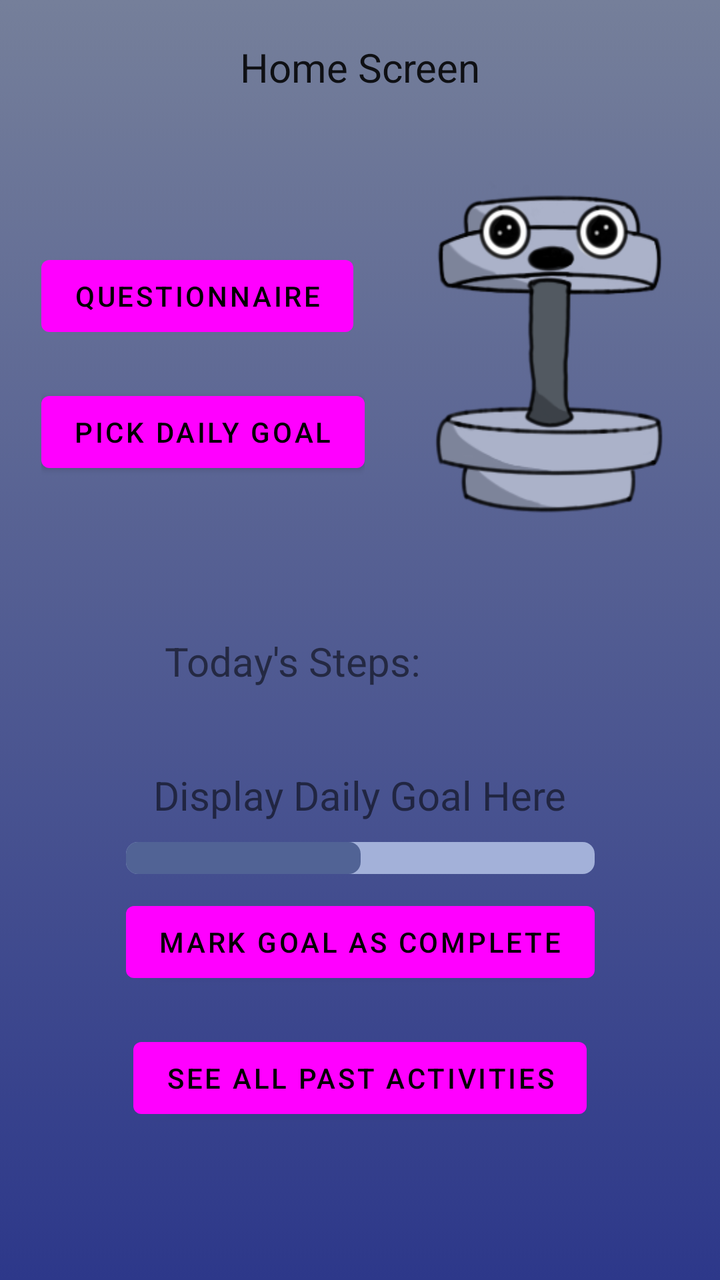
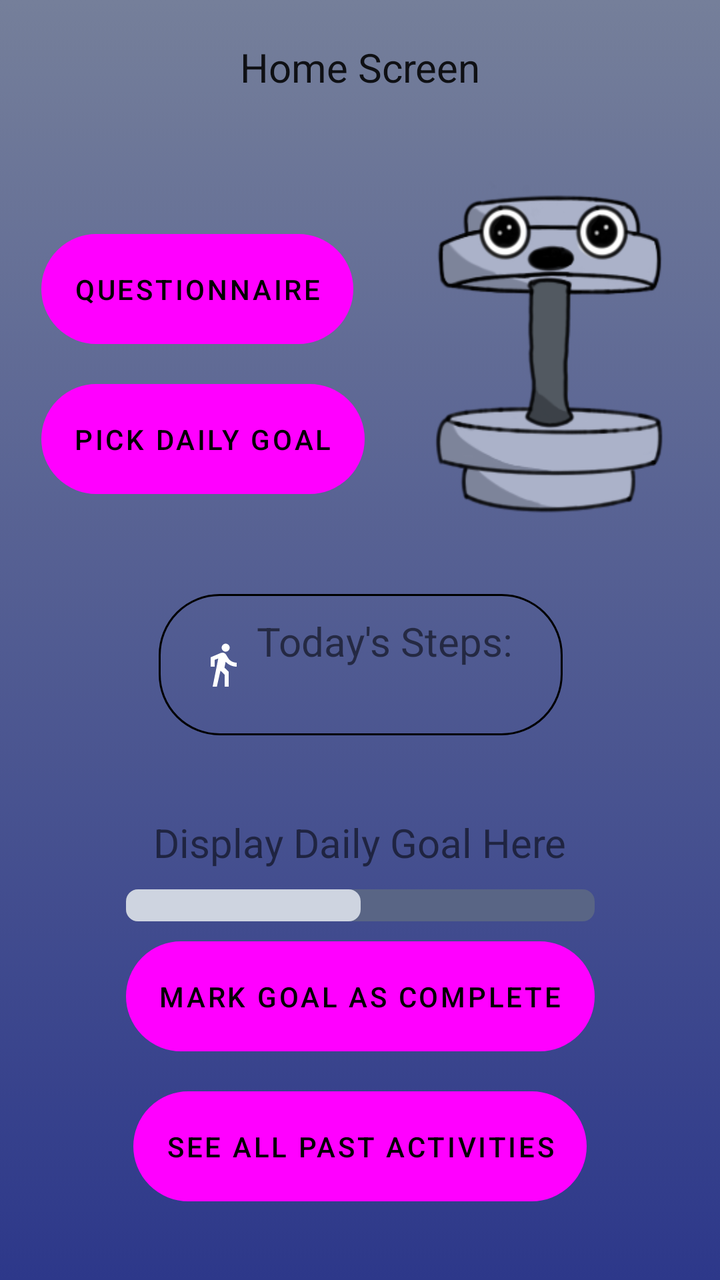

The first picture is an Android layout as it rendered before a commit; the second is the same layout after the commit. The layout source and the unified diff follow.
<!-- AndroidManifest.xml: application theme Theme.SELab23B02 -->
<!-- res/layout/fragment_home.xml -->
<?xml version="1.0" encoding="utf-8"?>
<androidx.constraintlayout.widget.ConstraintLayout xmlns:android="http://schemas.android.com/apk/res/android"
    xmlns:app="http://schemas.android.com/apk/res-auto"
    xmlns:tools="http://schemas.android.com/tools"
    android:layout_width="match_parent"
    android:layout_height="match_parent"
    tools:context=".HomeFragment"
    android:background="@drawable/blue_dark_mode_background"
    android:id="@+id/homeFragment">


    <ScrollView
        android:id="@+id/scrollViewHome"
        android:layout_width="match_parent"
        android:layout_height="match_parent"
        app:layout_constraintBottom_toBottomOf="parent"
        app:layout_constraintLeft_toLeftOf="parent"
        app:layout_constraintRight_toRightOf="parent"
        app:layout_constraintTop_toTopOf="parent">

        <androidx.constraintlayout.widget.ConstraintLayout
            android:layout_width="match_parent"
            android:layout_height="match_parent">

            <TextView
                android:id="@+id/tvHomeTitle"
                android:layout_width="wrap_content"
                android:layout_height="wrap_content"
                android:layout_gravity="center"
                android:layout_marginTop="20dp"
                android:text="Home Screen"
                android:textSize="20sp"
                android:textAppearance="?android:attr/textAppearanceLarge"

                app:layout_constraintLeft_toLeftOf="parent"
                app:layout_constraintRight_toRightOf="parent"
                app:layout_constraintTop_toTopOf="parent" />

            <LinearLayout

                android:id="@+id/linearLayoutHomeUpper"
                android:layout_width="wrap_content"
                android:layout_height="wrap_content"
                android:layout_marginTop="20dp"
                android:divider="@drawable/divider_big"
                android:gravity="center"
                android:orientation="horizontal"
                android:showDividers="middle"
                app:layout_constraintLeft_toLeftOf="parent"
                app:layout_constraintRight_toRightOf="parent"
                app:layout_constraintTop_toBottomOf="@id/tvHomeTitle">

                <LinearLayout
                    android:id="@+id/linearLayoutHomeLittleBeing"
                    android:layout_width="wrap_content"
                    android:layout_height="wrap_content"
                    android:layout_gravity="center"
                    android:orientation="vertical"
                    app:layout_constraintLeft_toLeftOf="parent"
                    app:layout_constraintRight_toRightOf="parent"
                    app:layout_constraintTop_toBottomOf="@id/buttonLittleBeing">

                    <Button
                        android:id="@+id/btHomeQuestionnaire"
                        android:layout_width="wrap_content"
                        android:layout_height="wrap_content"
                        android:layout_marginTop="20dp"
                        android:onClick="QuestionnaireClicked"
                        android:text="Questionnaire"

                        />

                    <Button
                        android:id="@+id/btHomeDailyGoal"
                        android:layout_width="wrap_content"
                        android:layout_height="wrap_content"
                        android:layout_marginTop="20dp"
                        android:onClick="PickDailyGoalClicked"
                        android:text="Pick Daily Goal" />
                </LinearLayout>

                <ImageButton
                    android:id="@+id/buttonLittleBeing"
                    android:layout_width="132dp"
                    android:layout_height="210dp"
                    android:background="@drawable/little_being" />
            </LinearLayout>

            <TextView
                android:id="@+id/textViewStepCount"
                android:layout_width="wrap_content"
                android:layout_height="wrap_content"
                android:layout_marginTop="40dp"
                android:text="Today's Steps: "
                android:textSize="20sp"
                app:layout_constraintLeft_toLeftOf="parent"
                app:layout_constraintRight_toRightOf="@id/linearLayoutHomeDailyGoal"
                app:layout_constraintTop_toBottomOf="@id/linearLayoutHomeUpper" />

            <LinearLayout
                android:id="@+id/linearLayoutHomeDailyGoal"
                android:layout_width="wrap_content"
                android:layout_height="wrap_content"
                android:layout_marginTop="40dp"
                android:divider="@drawable/divider"
                android:gravity="center"
                android:orientation="vertical"
                android:showDividers="middle"

                app:layout_constraintLeft_toLeftOf="parent"
                app:layout_constraintRight_toRightOf="parent"
                app:layout_constraintTop_toBottomOf="@+id/textViewStepCount">

                <TextView
                    android:id="@+id/DailyGoalTxt"
                    android:layout_width="wrap_content"
                    android:layout_height="wrap_content"
                    android:text="Display Daily Goal Here"
                    android:textSize="20sp" />

                <ProgressBar
                    android:id="@+id/DailyGoalProgressBar"
                    style="?android:progressBarStyleHorizontal"
                    android:layout_width="match_parent"
                    android:layout_height="wrap_content"
                    android:indeterminate="false"
                    android:max="100"
                    android:progress="50"
                    android:progressDrawable="@drawable/progress_bar_background" />

                <Button
                    android:id="@+id/btHomeGoalComplete"
                    android:layout_width="wrap_content"
                    android:layout_height="wrap_content"
                    android:onClick="markGoalAsCompleteClicked"
                    android:text="Mark Goal as Complete" />

            </LinearLayout>

            <Button
                android:id="@+id/SeeAllPastActivitiesButton"
                android:layout_width="wrap_content"
                android:layout_height="wrap_content"
                android:layout_marginTop="20dp"
                android:onClick="seeAllPastActivitiesClicked"
                android:text="See all past activities"
                app:layout_constraintBottom_toBottomOf="parent"
                app:layout_constraintLeft_toLeftOf="parent"
                app:layout_constraintRight_toRightOf="parent"
                app:layout_constraintTop_toBottomOf="@+id/linearLayoutHomeDailyGoal" />
        </androidx.constraintlayout.widget.ConstraintLayout>
    </ScrollView>

</androidx.constraintlayout.widget.ConstraintLayout>
<!-- resources referenced by this layout -->
<resources>
  <!-- drawable blue_dark_mode_background (drawable) -->
  <?xml version="1.0" encoding="utf-8"?>
  <selector xmlns:android="http://schemas.android.com/apk/res/android">
      <item>
          <shape>
              <gradient
                  android:type="linear"
                  android:startColor="#757F9A"
                  android:endColor="#2d388a"
                  android:angle="270"
                  />
          </shape>
      </item>
  </selector>
  <!-- drawable divider (drawable) -->
  <?xml version="1.0" encoding="utf-8"?>
  <shape xmlns:android="http://schemas.android.com/apk/res/android">
      <size
          android:height="10dp"
          android:width="5dp"
          />
  </shape>
  <!-- drawable divider_big (drawable) -->
  <?xml version="1.0" encoding="utf-8"?>
  <shape xmlns:android="http://schemas.android.com/apk/res/android">
      <size
          android:height="0dp"
          android:width="25dp"
          />
  </shape>
  <!-- drawable little_being: png bitmap (drawable, 34207 bytes) -->
  <!-- drawable progress_bar_background (drawable) -->
  <?xml version="1.0" encoding="utf-8"?>
  <layer-list xmlns:android="http://schemas.android.com/apk/res/android">
      <item android:id="@android:id/background">
          <shape android:shape="rectangle">
              <corners android:radius="6dp"/>
              <solid android:color="#a3b1d9"/>
          </shape>
      </item>
  
      <item android:id="@+id/progress">
          <scale android:scaleWidth="100%">
              <shape android:shape="rectangle">
                  <corners android:radius="6dp"/>
                  <solid android:color="@color/accent_color"/>
              </shape>
  
          </scale>
      </item>
  
  </layer-list>
  <style name="Theme.SELab23B02" parent="Theme.MaterialComponents.DayNight.DarkActionBar">
          
          <item name="colorPrimary">@color/off_white</item>
          <item name="colorPrimaryVariant">@color/accent_color</item>
          <item name="colorOnPrimary">@color/black</item>
          
          <item name="colorSecondary">@color/teal_200</item>
          <item name="colorSecondaryVariant">@color/teal_700</item>
          <item name="colorOnSecondary">@color/black</item>
          
          <item name="android:statusBarColor">@color/black</item>
          
      </style>
  <color name="accent_color">#516395</color>
  <color name="black">#FF000000</color>
  <color name="teal_200">#FF03DAC5</color>
  <color name="teal_700">#FF018786</color>
</resources>

<!-- the commit's change to res/layout/fragment_home.xml (unified diff, before → after) -->
@@ -67,7 +67,9 @@
                         android:layout_marginTop="20dp"
                         android:onClick="QuestionnaireClicked"
                         android:text="Questionnaire"
-
+                        android:paddingTop="12dp"
+                        android:paddingBottom="12dp"
+                        android:background="@drawable/step_count_border"
                         />
 
                     <Button
@@ -76,7 +78,10 @@
                         android:layout_height="wrap_content"
                         android:layout_marginTop="20dp"
                         android:onClick="PickDailyGoalClicked"
-                        android:text="Pick Daily Goal" />
+                        android:text="Pick Daily Goal"
+                        android:paddingTop="12dp"
+                        android:paddingBottom="12dp"
+                        android:background="@drawable/step_count_border"/>
                 </LinearLayout>
 
                 <ImageButton
@@ -86,16 +91,37 @@
                     android:background="@drawable/little_being" />
             </LinearLayout>
 
-            <TextView
-                android:id="@+id/textViewStepCount"
+            <LinearLayout
+                android:id="@+id/linearLayoutStepCount"
                 android:layout_width="wrap_content"
                 android:layout_height="wrap_content"
-                android:layout_marginTop="40dp"
-                android:text="Today's Steps: "
-                android:textSize="20sp"
-                app:layout_constraintLeft_toLeftOf="parent"
+                android:orientation="horizontal"
+                android:gravity="left"
+                android:divider="@drawable/divider"
+                android:showDividers="middle"
+                android:layout_marginTop="20dp"
+                android:background="@drawable/step_count_border"
+                android:paddingRight="20dp"
+
+                app:layout_constraintLeft_toLeftOf="@id/linearLayoutHomeDailyGoal"
                 app:layout_constraintRight_toRightOf="@id/linearLayoutHomeDailyGoal"
-                app:layout_constraintTop_toBottomOf="@id/linearLayoutHomeUpper" />
+                app:layout_constraintTop_toBottomOf="@id/linearLayoutHomeUpper">
+
+                <ImageView
+                    android:id="@+id/imageViewStepCount"
+                    android:layout_width="wrap_content"
+                    android:layout_height="wrap_content"
+                    android:src="@drawable/baseline_directions_walk_24_dark_mode"
+                    android:layout_gravity="center"/>
+
+                <TextView
+                    android:id="@+id/textViewStepCount"
+                    android:layout_width="wrap_content"
+                    android:layout_height="wrap_content"
+                    android:text="Today's Steps: \n"
+                    android:textSize="20sp"
+                    />
+            </LinearLayout>
 
             <LinearLayout
                 android:id="@+id/linearLayoutHomeDailyGoal"
@@ -109,7 +135,9 @@
 
                 app:layout_constraintLeft_toLeftOf="parent"
                 app:layout_constraintRight_toRightOf="parent"
-                app:layout_constraintTop_toBottomOf="@+id/textViewStepCount">
+                app:layout_constraintTop_toBottomOf="@+id/linearLayoutStepCount">
+
+
 
                 <TextView
                     android:id="@+id/DailyGoalTxt"
@@ -133,7 +161,11 @@
                     android:layout_width="wrap_content"
                     android:layout_height="wrap_content"
                     android:onClick="markGoalAsCompleteClicked"
-                    android:text="Mark Goal as Complete" />
+                    android:text="Mark Goal as Complete"
+                    android:paddingTop="12dp"
+                    android:paddingBottom="12dp"
+                    android:background="@drawable/step_count_border"
+                    />
 
             </LinearLayout>
 
@@ -144,6 +176,10 @@
                 android:layout_marginTop="20dp"
                 android:onClick="seeAllPastActivitiesClicked"
                 android:text="See all past activities"
+                android:paddingTop="12dp"
+                android:paddingBottom="12dp"
+                android:background="@drawable/step_count_border"
+
                 app:layout_constraintBottom_toBottomOf="parent"
                 app:layout_constraintLeft_toLeftOf="parent"
                 app:layout_constraintRight_toRightOf="parent"
<!-- resource entries referenced after the edit -->
@@ -1,5 +1,11 @@
 <!-- resources referenced by this layout -->
 <resources>
+  <!-- drawable baseline_directions_walk_24_dark_mode (drawable) -->
+  <vector android:autoMirrored="true" android:height="24dp"
+      android:tint="#FFFFFF" android:viewportHeight="24"
+      android:viewportWidth="24" android:width="24dp" xmlns:android="http://schemas.android.com/apk/res/android">
+      <path android:fillColor="@android:color/white" android:pathData="M13.5,5.5c1.1,0 2,-0.9 2,-2s-0.9,-2 -2,-2 -2,0.9 -2,2 0.9,2 2,2zM9.8,8.9L7,23h2.1l1.8,-8 2.1,2v6h2v-7.5l-2.1,-2 0.6,-3C14.8,12 16.8,13 19,13v-2c-1.9,0 -3.5,-1 -4.3,-2.4l-1,-1.6c-0.4,-0.6 -1,-1 -1.7,-1 -0.3,0 -0.5,0.1 -0.8,0.1L6,8.3V13h2V9.6l1.8,-0.7"/>
+  </vector>
   <!-- drawable blue_dark_mode_background (drawable) -->
   <?xml version="1.0" encoding="utf-8"?>
   <selector xmlns:android="http://schemas.android.com/apk/res/android">
@@ -37,7 +43,7 @@
       <item android:id="@android:id/background">
           <shape android:shape="rectangle">
               <corners android:radius="6dp"/>
-              <solid android:color="#a3b1d9"/>
+              <solid android:color="#596585"/>
           </shape>
       </item>
   
@@ -45,20 +51,27 @@
           <scale android:scaleWidth="100%">
               <shape android:shape="rectangle">
                   <corners android:radius="6dp"/>
-                  <solid android:color="@color/accent_color"/>
+                  <solid android:color="#ced4e0"/>
               </shape>
   
           </scale>
       </item>
   
   </layer-list>
+  <!-- drawable step_count_border (drawable) -->
+  <?xml version="1.0" encoding="UTF-8"?>
+  <shape xmlns:android="http://schemas.android.com/apk/res/android" android:shape="rectangle">
+      <corners android:radius="30dp"/>
+      <padding android:left="20dp" android:right="10dp" android:top="10dp" android:bottom="10dp"/>
+      <stroke android:width="1dp" android:color="@color/off_white"/>
+  </shape>
   <style name="Theme.SELab23B02" parent="Theme.MaterialComponents.DayNight.DarkActionBar">
           
           <item name="colorPrimary">@color/off_white</item>
           <item name="colorPrimaryVariant">@color/accent_color</item>
           <item name="colorOnPrimary">@color/black</item>
           
-          <item name="colorSecondary">@color/teal_200</item>
+          <item name="colorSecondary">@color/ap_gray</item>
           <item name="colorSecondaryVariant">@color/teal_700</item>
           <item name="colorOnSecondary">@color/black</item>
           
@@ -67,7 +80,6 @@
       </style>
   <color name="accent_color">#516395</color>
   <color name="black">#FF000000</color>
-  <color name="teal_200">#FF03DAC5</color>
   <color name="teal_700">#FF018786</color>
 </resources>
 
